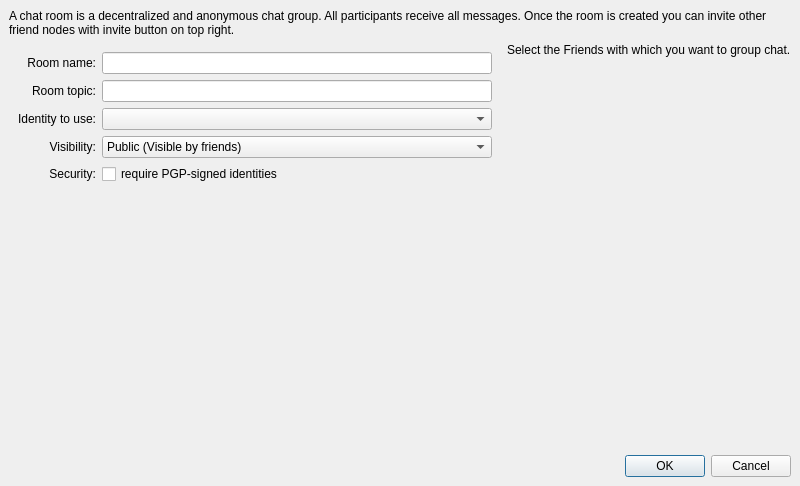
Before: the Qt Designer form retroshare-gui/src/gui/chat/CreateLobbyDialog.ui in RetroShare/RetroShare, drawn with Qt 5.
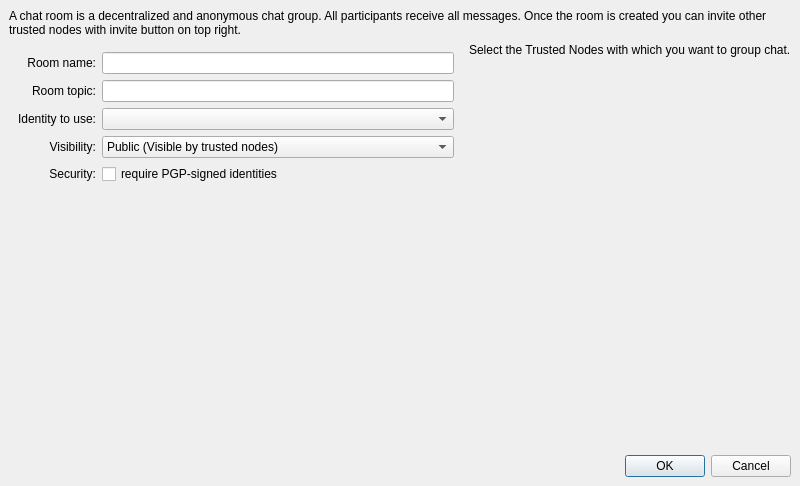
After: the same form once the commit is applied. Icons and pictures are not drawn. Custom widgets are drawn as their Qt base class.

Commit message: substitute friend to trusted node in some ui files

Diff of the .ui file:
```diff
--- a/retroshare-gui/src/gui/chat/CreateLobbyDialog.ui
+++ b/retroshare-gui/src/gui/chat/CreateLobbyDialog.ui
@@ -42,7 +42,7 @@
       <item>
        <widget class="StyledLabel" name="lobbyInfoLabel">
         <property name="text">
-         <string>A chat room is a decentralized and anonymous chat group. All participants receive all messages. Once the room is created you can invite other friend nodes with invite button on top right.</string>
+         <string>A chat room is a decentralized and anonymous chat group. All participants receive all messages. Once the room is created you can invite other trusted nodes with invite button on top right.</string>
         </property>
         <property name="wordWrap">
          <bool>true</bool>
@@ -106,7 +106,7 @@
               <widget class="QComboBox" name="security_CB">
                <item>
                 <property name="text">
-                 <string>Public (Visible by friends)</string>
+                 <string>Public (Visible by trusted nodes)</string>
                 </property>
                </item>
                <item>
@@ -165,7 +165,7 @@
           <item row="0" column="0">
            <widget class="QLabel" name="friendListLabel">
             <property name="text">
-             <string>Select the Friends with which you want to group chat.</string>
+             <string>Select the Trusted Nodes with which you want to group chat.</string>
             </property>
            </widget>
           </item>
```
The commit also changes 9 other files.
